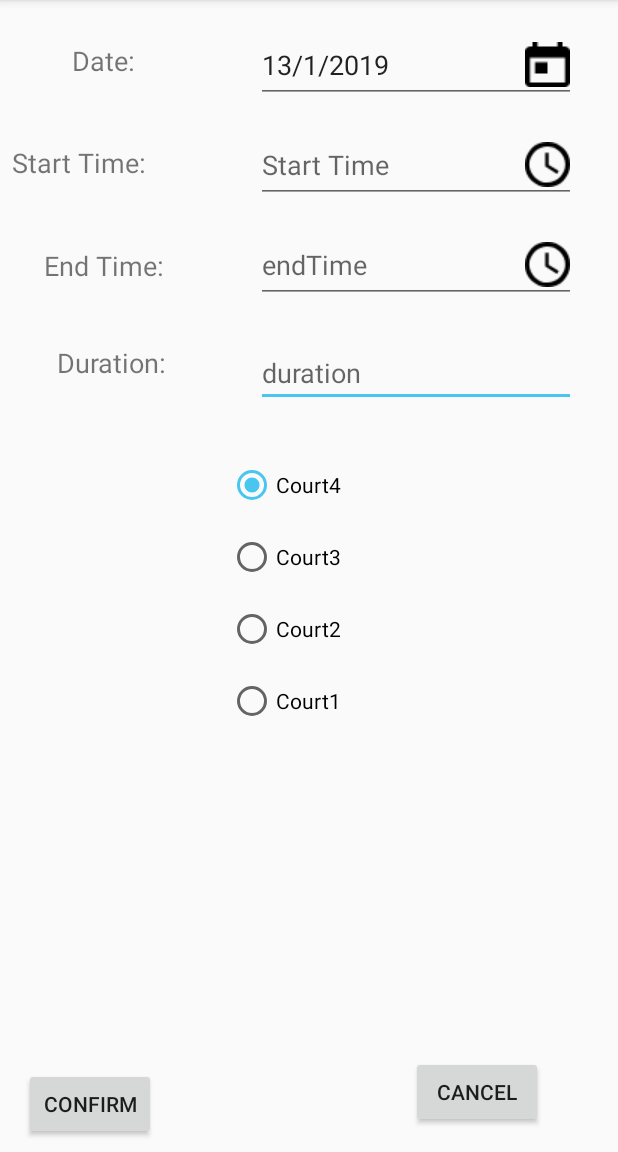
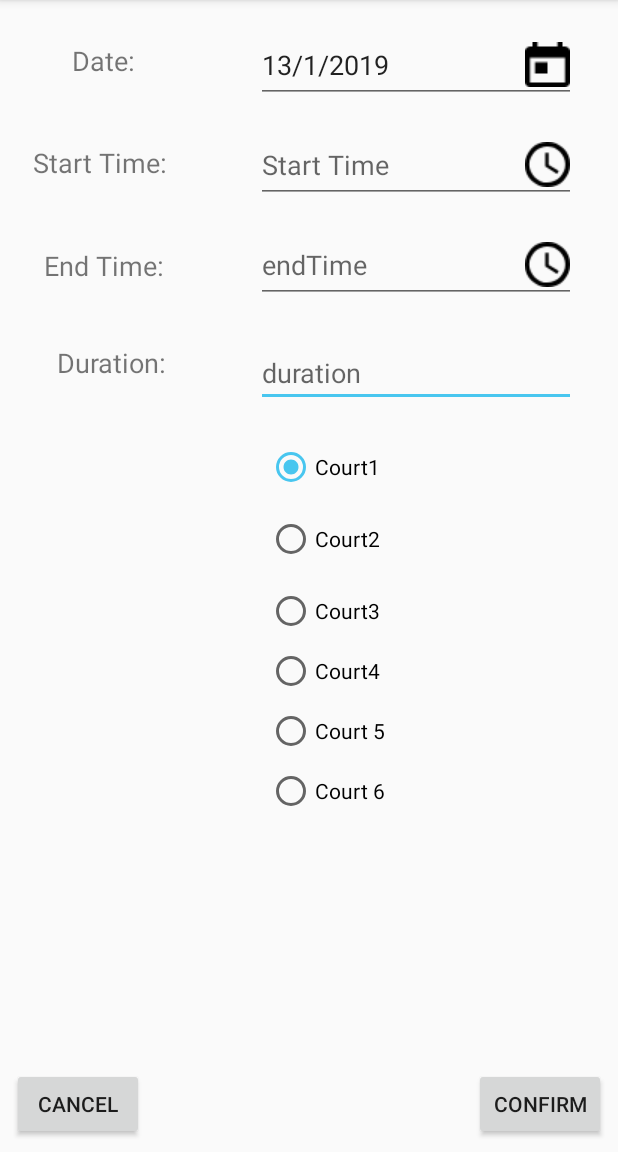
Before and after one commit to wongyp1998/SmartB, an Android app: the DateActivity screen opened directly, with no data from a screen before it, on a phone screen of 412 x 824 dp, the part 84-1236 px from its top. Run offline under Robolectric (Android 15) with nearby library versions, the phone set to English and light mode, and no system bars; our stand-ins replace Volley; 6 statements that could not run were skipped.

Commit message:
Update radio button group

```diff
--- a/app/src/main/res/layout/activity_date.xml
+++ b/app/src/main/res/layout/activity_date.xml
@@ -28,31 +28,46 @@
         android:layout_height="wrap_content"
         android:layout_marginStart="8dp"
         android:layout_marginLeft="8dp"
-        android:layout_marginTop="28dp"
+        android:layout_marginTop="8dp"
         android:layout_marginEnd="8dp"
         android:layout_marginRight="8dp"
         app:layout_constraintEnd_toEndOf="parent"
-        app:layout_constraintHorizontal_bias="0.447"
+        app:layout_constraintHorizontal_bias="0.538"
         app:layout_constraintStart_toStartOf="parent"
         app:layout_constraintTop_toBottomOf="@+id/editText">
 
         <RadioButton
-            android:id="@+id/rbcourt4"
+            android:id="@+id/rbcourt1"
             android:layout_width="wrap_content"
             android:layout_height="wrap_content"
             android:layout_marginStart="8dp"
             android:layout_marginLeft="8dp"
-            android:layout_marginTop="8dp"
+            android:layout_marginTop="16dp"
             android:layout_marginEnd="8dp"
             android:layout_marginRight="8dp"
             android:checked="true"
-            android:text="Court4"
+            android:text="Court1"
             app:layout_constraintEnd_toEndOf="parent"
-            app:layout_constraintHorizontal_bias="0.503"
             app:layout_constraintStart_toStartOf="parent"
-            app:layout_constraintTop_toBottomOf="@+id/editText"
+            app:layout_constraintTop_toBottomOf="@+id/rbcourt1"
             tools:layout_conversion_absoluteHeight="48dp"
-            tools:layout_conversion_absoluteWidth="188dp" />
+            tools:layout_conversion_absoluteWidth="147dp" />
+
+        <RadioButton
+            android:id="@+id/rbcourt2"
+            android:layout_width="wrap_content"
+            android:layout_height="wrap_content"
+            android:layout_marginStart="8dp"
+            android:layout_marginLeft="8dp"
+            android:layout_marginTop="16dp"
+            android:layout_marginEnd="8dp"
+            android:layout_marginRight="8dp"
+            android:text="Court2"
+            app:layout_constraintEnd_toEndOf="parent"
+            app:layout_constraintStart_toStartOf="parent"
+            app:layout_constraintTop_toBottomOf="@+id/rbcourt3"
+            tools:layout_conversion_absoluteHeight="48dp"
+            tools:layout_conversion_absoluteWidth="147dp" />
 
         <RadioButton
             android:id="@+id/rbcourt3"
@@ -73,36 +88,56 @@
             tools:layout_conversion_absoluteWidth="161dp" />
 
         <RadioButton
-            android:id="@+id/rbcourt2"
+            android:id="@+id/rbcourt4"
             android:layout_width="wrap_content"
             android:layout_height="wrap_content"
             android:layout_marginStart="8dp"
             android:layout_marginLeft="8dp"
-            android:layout_marginTop="16dp"
+            android:layout_marginTop="8dp"
             android:layout_marginEnd="8dp"
             android:layout_marginRight="8dp"
-            android:text="Court2"
+            android:text="Court4"
             app:layout_constraintEnd_toEndOf="parent"
+            app:layout_constraintHorizontal_bias="0.503"
             app:layout_constraintStart_toStartOf="parent"
-            app:layout_constraintTop_toBottomOf="@+id/rbcourt3"
+            app:layout_constraintTop_toBottomOf="@+id/editText"
             tools:layout_conversion_absoluteHeight="48dp"
-            tools:layout_conversion_absoluteWidth="147dp" />
+            tools:layout_conversion_absoluteWidth="188dp" />
 
         <RadioButton
-            android:id="@+id/rbcourt1"
+            android:id="@+id/rbcourt5"
             android:layout_width="wrap_content"
             android:layout_height="wrap_content"
             android:layout_marginStart="8dp"
             android:layout_marginLeft="8dp"
-            android:layout_marginTop="16dp"
+            android:layout_marginTop="8dp"
             android:layout_marginEnd="8dp"
             android:layout_marginRight="8dp"
-            android:text="Court1"
+            android:text="Court 5"
             app:layout_constraintEnd_toEndOf="parent"
+            app:layout_constraintHorizontal_bias="0.503"
             app:layout_constraintStart_toStartOf="parent"
-            app:layout_constraintTop_toBottomOf="@+id/rbcourt1"
+            app:layout_constraintTop_toBottomOf="@+id/editText"
             tools:layout_conversion_absoluteHeight="48dp"
-            tools:layout_conversion_absoluteWidth="147dp" />
+            tools:layout_conversion_absoluteWidth="188dp" />
+
+        <RadioButton
+            android:id="@+id/rbcourt6"
+            android:layout_width="wrap_content"
+            android:layout_height="wrap_content"
+            android:layout_marginStart="8dp"
+            android:layout_marginLeft="8dp"
+            android:layout_marginTop="8dp"
+            android:layout_marginEnd="8dp"
+            android:layout_marginRight="8dp"
+            android:text="Court 6"
+            app:layout_constraintEnd_toEndOf="parent"
+            app:layout_constraintHorizontal_bias="0.503"
+            app:layout_constraintStart_toStartOf="parent"
+            app:layout_constraintTop_toBottomOf="@+id/editText"
+            tools:layout_conversion_absoluteHeight="48dp"
+            tools:layout_conversion_absoluteWidth="188dp" />
+
 
     </RadioGroup>
 
@@ -119,7 +154,7 @@
         android:text="Start Time:"
         android:textSize="18sp"
         app:layout_constraintEnd_toStartOf="@+id/editText3"
-        app:layout_constraintHorizontal_bias="0.0"
+        app:layout_constraintHorizontal_bias="0.789"
         app:layout_constraintStart_toStartOf="parent"
         app:layout_constraintTop_toBottomOf="@+id/txtDate"
         tools:layout_conversion_absoluteHeight="24dp"
@@ -231,28 +266,22 @@
         android:id="@+id/button"
         android:layout_width="88dp"
         android:layout_height="wrap_content"
-        android:layout_marginStart="16dp"
-        android:layout_marginLeft="16dp"
+        android:layout_marginEnd="8dp"
+        android:layout_marginRight="8dp"
         android:layout_marginBottom="8dp"
         android:text="Confirm"
         app:layout_constraintBottom_toBottomOf="parent"
-        app:layout_constraintStart_toStartOf="parent"
-        app:layout_constraintTop_toBottomOf="@+id/radioGroupBooking"
-        app:layout_constraintVertical_bias="1.0" />
+        app:layout_constraintEnd_toEndOf="parent" />
 
     <Button
         android:id="@+id/btnCancel2"
         android:layout_width="wrap_content"
-        android:layout_height="wrap_content"
+        android:layout_height="0dp"
         android:layout_marginStart="8dp"
         android:layout_marginLeft="8dp"
-        android:layout_marginEnd="8dp"
-        android:layout_marginRight="8dp"
-        android:layout_marginBottom="16dp"
+        android:layout_marginBottom="8dp"
         android:text="Cancel"
         app:layout_constraintBottom_toBottomOf="parent"
-        app:layout_constraintEnd_toEndOf="parent"
-        app:layout_constraintHorizontal_bias="0.795"
-        app:layout_constraintStart_toEndOf="@+id/button" />
+        app:layout_constraintStart_toStartOf="parent" />
 
 </android.support.constraint.ConstraintLayout>
```
Also changed, not shown: app/src/main/java/my/edu/tarc/smartb/DateActivity.java (+61 -4 lines).
